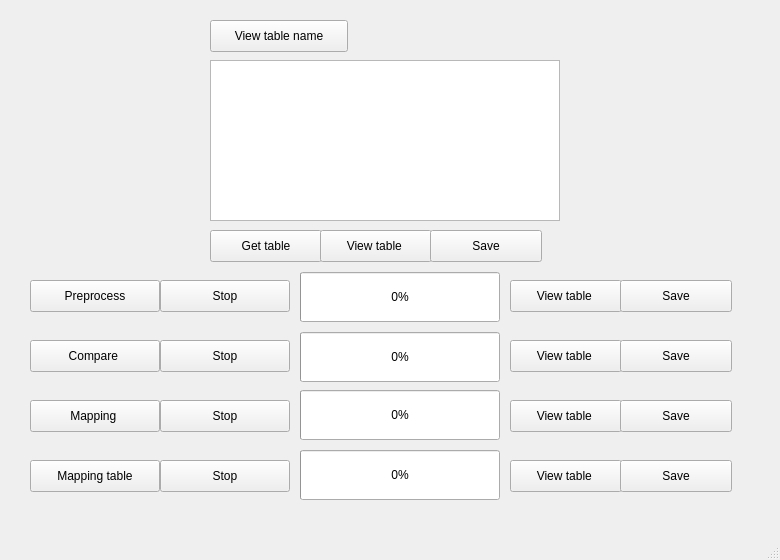
Above: src/gui/form/mappingWindow.ui from yeonseo-Jung/beauty_kr before the change. Below: the same form after it.
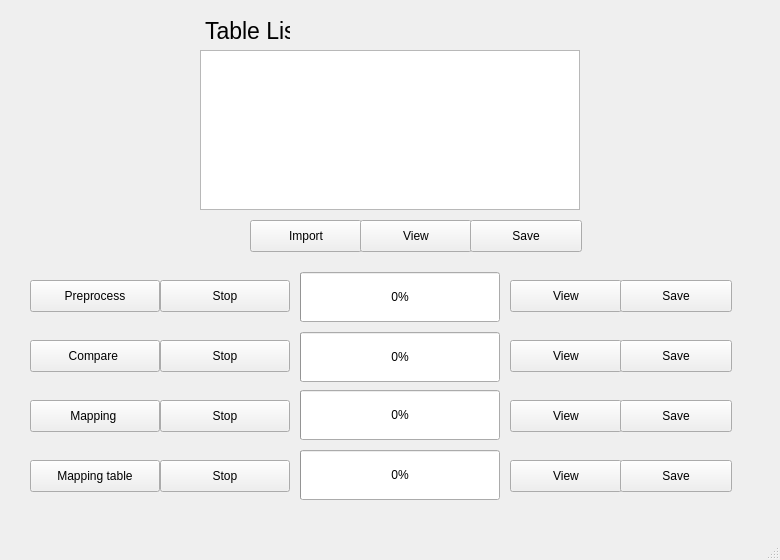
That is the form after the change.

Commit message: Feat: access database update Read table: show, select table, columns

What changed in the file:
```diff
--- a/src/gui/form/mappingWindow.ui
+++ b/src/gui/form/mappingWindow.ui
@@ -37,7 +37,7 @@
      </rect>
     </property>
     <property name="text">
-     <string>View table </string>
+     <string>View</string>
     </property>
    </widget>
    <widget class="QPushButton" name="view_table_1">
@@ -50,7 +50,7 @@
      </rect>
     </property>
     <property name="text">
-     <string>View table </string>
+     <string>View</string>
     </property>
    </widget>
    <widget class="QProgressBar" name="pbar_0">
@@ -89,7 +89,7 @@
      </rect>
     </property>
     <property name="text">
-     <string>View table </string>
+     <string>View</string>
     </property>
    </widget>
    <widget class="QProgressBar" name="pbar_1">
@@ -127,59 +127,27 @@
    <widget class="QPushButton" name="get_table">
     <property name="geometry">
      <rect>
-      <x>210</x>
-      <y>230</y>
+      <x>250</x>
+      <y>220</y>
       <width>112</width>
       <height>32</height>
      </rect>
     </property>
     <property name="text">
-     <string>Get table</string>
-    </property>
-   </widget>
-   <widget class="QPushButton" name="view_table_name">
-    <property name="geometry">
-     <rect>
-      <x>210</x>
-      <y>20</y>
-      <width>138</width>
-      <height>32</height>
-     </rect>
-    </property>
-    <property name="text">
-     <string>View table name</string>
-    </property>
-    <property name="autoDefault">
-     <bool>false</bool>
-    </property>
-    <property name="default">
-     <bool>false</bool>
-    </property>
-    <property name="flat">
-     <bool>false</bool>
+     <string>Import</string>
     </property>
    </widget>
    <widget class="QPushButton" name="view_table_0">
     <property name="geometry">
      <rect>
-      <x>320</x>
-      <y>230</y>
+      <x>360</x>
+      <y>220</y>
       <width>112</width>
       <height>32</height>
      </rect>
     </property>
     <property name="text">
-     <string>View table </string>
-    </property>
-   </widget>
-   <widget class="QTextBrowser" name="textBrowser">
-    <property name="geometry">
-     <rect>
-      <x>210</x>
-      <y>60</y>
-      <width>350</width>
-      <height>161</height>
-     </rect>
+     <string>View</string>
     </property>
    </widget>
    <widget class="QPushButton" name="stop_preprocess">
@@ -237,8 +205,8 @@
    <widget class="QPushButton" name="save_0">
     <property name="geometry">
      <rect>
-      <x>430</x>
-      <y>230</y>
+      <x>470</x>
+      <y>220</y>
       <width>112</width>
       <height>32</height>
      </rect>
@@ -283,7 +251,7 @@
      </rect>
     </property>
     <property name="text">
-     <string>View table </string>
+     <string>View</string>
     </property>
    </widget>
    <widget class="QPushButton" name="save_4">
@@ -363,6 +331,35 @@
      <enum>Qt::Horizontal</enum>
     </property>
    </widget>
+   <widget class="QLabel" name="label">
+    <property name="geometry">
+     <rect>
+      <x>205</x>
+      <y>15</y>
+      <width>85</width>
+      <height>32</height>
+     </rect>
+    </property>
+    <property name="font">
+     <font>
+      <family>.AppleSystemUIFont</family>
+      <pointsize>17</pointsize>
+     </font>
+    </property>
+    <property name="text">
+     <string>Table List</string>
+    </property>
+   </widget>
+   <widget class="QListWidget" name="TableList">
+    <property name="geometry">
+     <rect>
+      <x>200</x>
+      <y>50</y>
+      <width>380</width>
+      <height>160</height>
+     </rect>
+    </property>
+   </widget>
   </widget>
   <widget class="QMenuBar" name="menubar">
    <property name="geometry">
```
Left out of the diff: 2 changed lines with no effect on the pictures. The commit also changes 7 other files.
